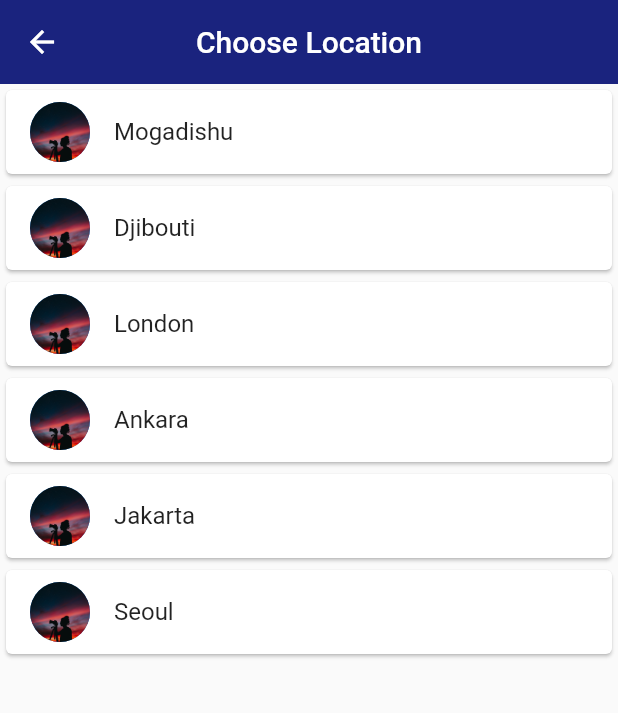
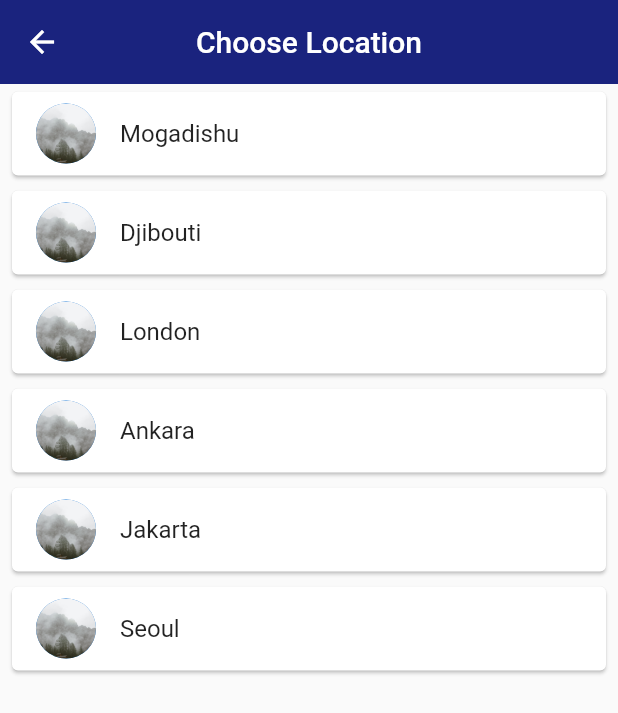
Before and after one commit to AminAbdisamad/world_clock, a Flutter app: the Home screen opened directly with empty values, after a tap on "Edit Location", on a phone screen of 412 x 824 dp. Shown: the top 713 px of the screen. Run offline on Flutter 3.47's test engine with Material 2 defaults, Android fonts, the phone set to English and light mode, and no system bars; our stand-ins replace flutter_spinkit, websafe_svg; network calls fail.

Commit message:
Completed list of cities and its flags

```diff
--- a/lib/pages/choose_location.dart
+++ b/lib/pages/choose_location.dart
@@ -1,6 +1,6 @@
 import "package:flutter/material.dart";
 import 'package:clock_app/services/world_time.dart';
-// import 'package:flutter_svg/flutter_svg.dart';
+
 
 
 class ChooseLocation extends StatefulWidget {
@@ -15,10 +15,24 @@ class _ChooseLocationState extends State<ChooseLocation> {
      WorldTime(location: "Mogadishu",url: "Africa/Mogadishu"),
      WorldTime(location:"Djibouti",url: "Africa/Djibouti"),
      WorldTime(location: "London",url: "Europe/London"),
-     WorldTime(location: "Ankara",url: "Europe/Ankara"),
+     WorldTime(location: "Ankara",url: "Europe/Istanbul"),
      WorldTime(location: "Jakarta",url: "Asia/Jakarta"),
      WorldTime(location: "Seoul", url: "Asia/Seoul")
    ];
+
+   void updateTime(index) async{
+     WorldTime obj1 = locations[index];
+     await obj1.getTime();
+     await obj1.getFlag();
+
+     Navigator.pop(context,{
+       "location":obj1.location,
+       "flag":obj1.flag,
+       "time":obj1.time,
+       "isDaytime":obj1.isDaytime,
+     });
+
+   }
 
 
 
@@ -28,7 +42,6 @@ class _ChooseLocationState extends State<ChooseLocation> {
     super.initState();
 
   }
-
 
   @override
   Widget build(BuildContext context) {
@@ -44,14 +57,17 @@ class _ChooseLocationState extends State<ChooseLocation> {
      body: ListView.builder(
        itemCount: locations.length,
          itemBuilder: (context,index){
-         return Card(
-           child: ListTile(
-             onTap: (){},
-             title: Text(locations[index].location),
-             leading: CircleAvatar(
-               backgroundImage:AssetImage("assets/night.jpg")
-               ) ,
-             ),
+         return Padding(
+           padding: const EdgeInsets.symmetric(horizontal: 4.0,vertical: 1.0),
+           child: Card(
+             child: ListTile(
+               onTap: (){updateTime(index);},
+               title: Text(locations[index].location),
+               leading: CircleAvatar(
+                 backgroundImage:AssetImage("assets/day.jpg"),
+                 ) ,
+               ),
+           ),
          );
          }
      ),
--- a/lib/pages/home.dart
+++ b/lib/pages/home.dart
@@ -1,5 +1,5 @@
 import 'package:flutter/material.dart';
-import 'package:flutter_svg/flutter_svg.dart';
+import 'package:websafe_svg/websafe_svg.dart';
 
 
 
@@ -12,9 +12,10 @@ class _HomeState extends State<Home> {
   Map data = {};
 
 
+
   @override
   Widget build(BuildContext context) {
-    data = ModalRoute.of(context).settings.arguments;
+    data = data.isEmpty ? ModalRoute.of(context).settings.arguments : data;
     //Set Background Image for a day or a night
     String bgImage = data['isDaytime'] ? 'day.jpg' : 'night.jpg';
     //set title bar color
@@ -47,7 +48,19 @@ class _HomeState extends State<Home> {
               children:<Widget> [
 
                 FlatButton.icon(
-                    onPressed: () {Navigator.pushNamed(context, "/location");},
+                    onPressed: () async{
+                      dynamic result = await Navigator.pushNamed(context, "/location");
+
+                      setState(() {
+                        data = {
+                          "time":result["time"],
+                          "flag":result['flag'],
+                          "location":result['location'],
+                          "isDaytime":result['isDaytime']
+                        };
+                      });
+
+                      },
                     icon:Icon(
                         Icons.edit_location,
                         color:Colors.yellow[900]
@@ -60,7 +73,7 @@ class _HomeState extends State<Home> {
                 Row(
                   mainAxisAlignment: MainAxisAlignment.center,
                   children: [
-                    SvgPicture.network(
+                    WebsafeSvg.network(
                       data['flag'],
                       height: 20.0,
 
--- a/lib/pages/loading.dart
+++ b/lib/pages/loading.dart
@@ -12,7 +12,7 @@ class Loading extends StatefulWidget {
 class _LoadingState extends State<Loading> {
 
   void setupWorldTime() async{
-    WorldTime  obj1 = WorldTime(location: "Ankara",url: "Europe/Istanbul");
+    WorldTime  obj1 = WorldTime(location: "Mogadishu",url: "Africa/Mogadishu");
     await obj1.getTime();
     await obj1.getFlag();
 
--- a/pubspec.yaml
+++ b/pubspec.yaml
@@ -25,7 +25,7 @@ dependencies:
     sdk: flutter
   http: ^0.12.2
   intl: ^0.16.1
-  flutter_svg: ^0.18.1
+  websafe_svg: 1.1.4
   flutter_spinkit: "^4.1.2"
 
 
```
Also changed, not shown: pubspec.lock.
